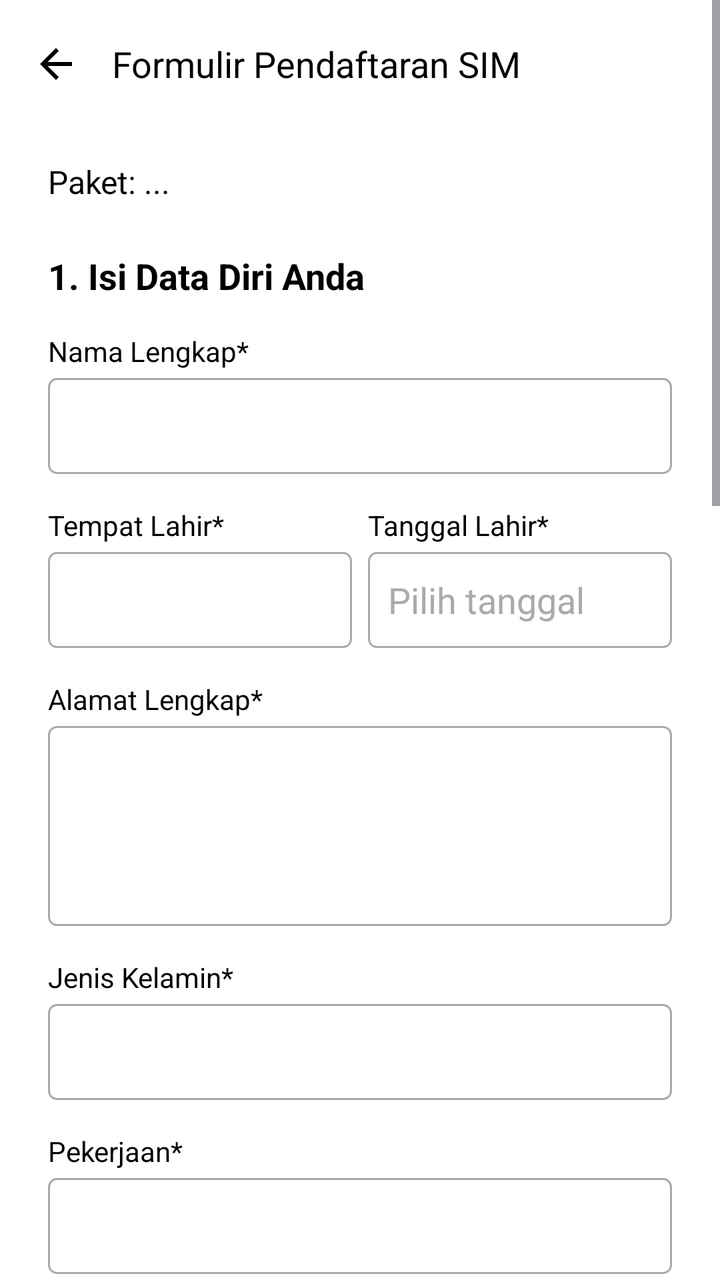
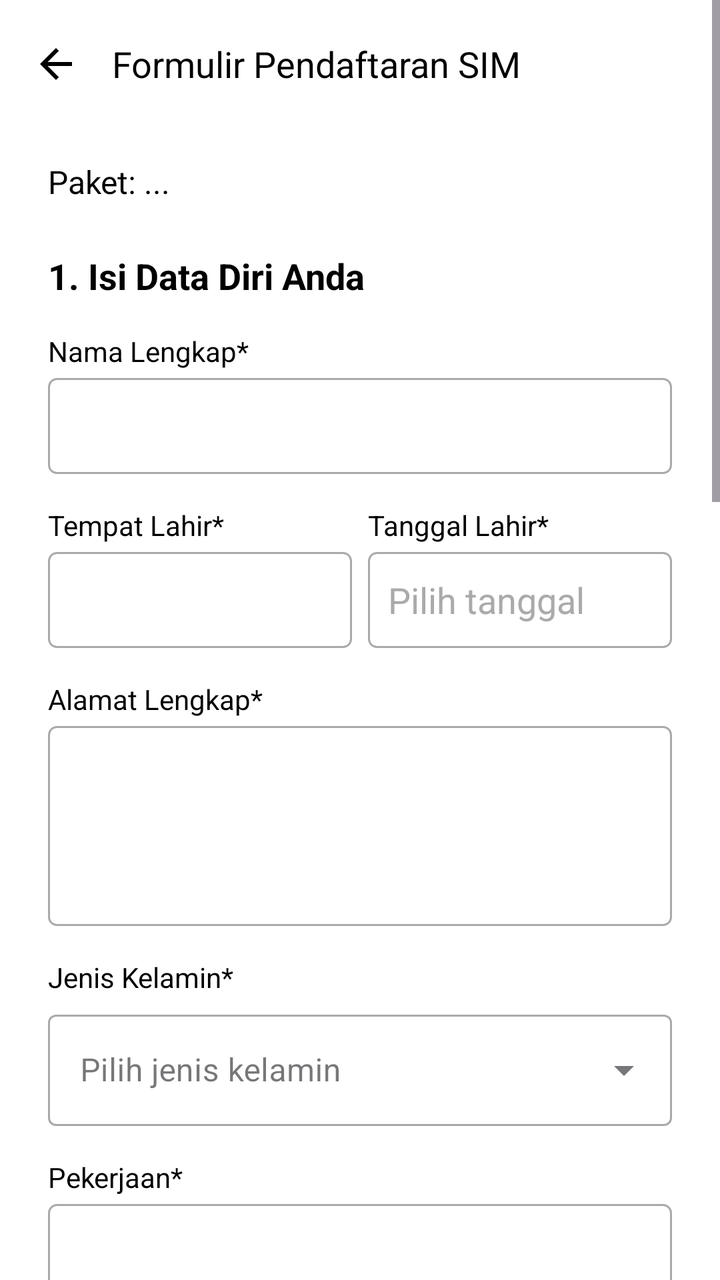

Compare the two renders of this Android layout. The source of the first and the diff that turns it into the second are given below.
<!-- AndroidManifest.xml: application theme Theme.DriveNusa -->
<!-- res/layout/activity_form_sim.xml -->
<?xml version="1.0" encoding="utf-8"?>
<ScrollView xmlns:android="http://schemas.android.com/apk/res/android"
    xmlns:app="http://schemas.android.com/apk/res-auto"
    xmlns:tools="http://schemas.android.com/tools"
    android:layout_width="match_parent"
    android:layout_height="match_parent"
    android:background="@color/white"
    tools:context=".FormSimActivity">

    <LinearLayout
        android:layout_width="match_parent"
        android:layout_height="wrap_content"
        android:orientation="vertical"
        android:paddingBottom="40dp">

        
        <RelativeLayout
            android:id="@+id/header_bar"
            android:layout_width="match_parent"
            android:layout_height="?attr/actionBarSize"
            android:padding="16dp">

            <ImageView
                android:id="@+id/btn_back"
                android:layout_width="24dp"
                android:layout_height="24dp"
                android:src="@drawable/ic_arrow_back"
                android:layout_centerVertical="true"
                app:tint="@color/black"/>

            <TextView
                android:layout_width="wrap_content"
                android:layout_height="wrap_content"
                android:layout_marginStart="40dp"
                android:text="Formulir Pendaftaran SIM"
                android:textColor="@color/black"
                android:textSize="18sp"
                android:layout_centerVertical="true"/>
        </RelativeLayout>

        
        <TextView
            android:id="@+id/tv_paket"
            android:layout_width="wrap_content"
            android:layout_height="wrap_content"
            android:text="Paket: ..."
            android:textColor="@color/black"
            android:textSize="16sp"
            android:layout_marginTop="16dp"
            android:layout_marginBottom="8dp"
            android:paddingHorizontal="24dp"/>

        <LinearLayout
            android:layout_width="match_parent"
            android:layout_height="wrap_content"
            android:orientation="vertical"
            android:paddingHorizontal="24dp"
            android:paddingVertical="16dp">

            
            <TextView
                android:layout_width="wrap_content"
                android:layout_height="wrap_content"
                android:text="1. Isi Data Diri Anda"
                android:textColor="@color/black"
                android:textSize="18sp"
                android:textStyle="bold"
                android:layout_marginBottom="16dp"/>

            
            <TextView
                android:layout_width="wrap_content"
                android:layout_height="wrap_content"
                android:text="Nama Lengkap*"
                android:textColor="@color/black"
                android:layout_marginBottom="4dp"/>

            <EditText
                android:id="@+id/et_nama_lengkap"
                android:layout_width="match_parent"
                android:layout_height="wrap_content"
                android:layout_marginBottom="16dp"
                android:background="@drawable/background_edit_text"
                android:inputType="textPersonName"
                android:minHeight="48dp"
                android:padding="10dp"
                android:textColor="@color/black"/>

            <LinearLayout
                android:layout_width="match_parent"
                android:layout_height="wrap_content"
                android:orientation="horizontal"
                android:weightSum="2"
                android:layout_marginBottom="16dp">

                
                <LinearLayout
                    android:layout_width="0dp"
                    android:layout_height="wrap_content"
                    android:layout_weight="1"
                    android:orientation="vertical">

                    <TextView
                        android:layout_width="wrap_content"
                        android:layout_height="wrap_content"
                        android:text="Tempat Lahir*"
                        android:layout_marginBottom="4dp"
                        android:textColor="@color/black"/>

                    <EditText
                        android:id="@+id/et_tempat_lahir"
                        android:layout_width="match_parent"
                        android:layout_height="48dp"
                        android:padding="10dp"
                        android:background="@drawable/background_edit_text"
                        android:inputType="text"
                        android:textColor="@color/black"/>
                </LinearLayout>


                
                <View
                    android:layout_width="8dp"
                    android:layout_height="match_parent" />


                
                <LinearLayout
                    android:layout_width="0dp"
                    android:layout_height="wrap_content"
                    android:layout_weight="1"
                    android:orientation="vertical">

                    <TextView
                        android:layout_width="wrap_content"
                        android:layout_height="wrap_content"
                        android:text="Tanggal Lahir*"
                        android:layout_marginBottom="4dp"
                        android:textColor="@color/black"/>

                    <EditText
                        android:id="@+id/et_tanggal_lahir"
                        android:layout_width="match_parent"
                        android:layout_height="48dp"
                        android:padding="10dp"
                        android:background="@drawable/background_edit_text"
                        android:focusable="false"
                        android:clickable="true"
                        android:inputType="none"
                        android:hint="Pilih tanggal"
                        android:textColorHint="@android:color/darker_gray"
                        android:textColor="@color/black"/>
                </LinearLayout>

            </LinearLayout>

            
            <TextView
                android:layout_width="wrap_content"
                android:layout_height="wrap_content"
                android:text="Alamat Lengkap*"
                android:textColor="@color/black"
                android:layout_marginBottom="4dp"/>

            <EditText
                android:id="@+id/et_alamat"
                android:layout_width="match_parent"
                android:layout_height="100dp"
                android:layout_marginBottom="16dp"
                android:background="@drawable/background_edit_text"
                android:gravity="top"
                android:inputType="textMultiLine"
                android:padding="10dp"
                android:textColor="@color/black"/>

            
            <TextView
                android:layout_width="wrap_content"
                android:layout_height="wrap_content"
                android:text="Jenis Kelamin*"
                android:textColor="@color/black"
                android:layout_marginBottom="4dp"/>

            <EditText
                android:id="@+id/et_jenis_kelamin"
                android:layout_width="match_parent"
                android:layout_height="wrap_content"
                android:layout_marginBottom="16dp"
                android:background="@drawable/background_edit_text"
                android:inputType="text"
                android:minHeight="48dp"
                android:padding="10dp"
                android:textColor="@color/black"/>

            
            <TextView
                android:layout_width="wrap_content"
                android:layout_height="wrap_content"
                android:text="Pekerjaan*"
                android:textColor="@color/black"
                android:layout_marginBottom="4dp"/>

            <EditText
                android:id="@+id/et_pekerjaan"
                android:layout_width="match_parent"
                android:layout_height="wrap_content"
                android:layout_marginBottom="24dp"
                android:background="@drawable/background_edit_text"
                android:inputType="text"
                android:minHeight="48dp"
                android:padding="10dp"
                android:textColor="@color/black"/>

            
            <TextView
                android:layout_width="wrap_content"
                android:layout_height="wrap_content"
                android:text="Pilih Mobil*"
                android:textColor="@color/black"
                android:layout_marginBottom="8dp"/>

            <RadioGroup
                android:id="@+id/rg_pilih_mobil"
                android:layout_width="match_parent"
                android:layout_height="wrap_content">

                <RadioButton
                    android:id="@+id/rb_avanza"
                    android:layout_width="wrap_content"
                    android:layout_height="wrap_content"
                    android:text="Toyota Avanza"/>

                <RadioButton
                    android:id="@+id/rb_ayla"
                    android:layout_width="wrap_content"
                    android:layout_height="wrap_content"
                    android:text="Daihatsu Ayla"/>

                <RadioButton
                    android:id="@+id/rb_calya"
                    android:layout_width="wrap_content"
                    android:layout_height="wrap_content"
                    android:text="Toyota Calya"/>

                <RadioButton
                    android:id="@+id/rb_brio"
                    android:layout_width="wrap_content"
                    android:layout_height="wrap_content"
                    android:text="Honda Brio"/>

                <RadioButton
                    android:id="@+id/rb_mobilio"
                    android:layout_width="wrap_content"
                    android:layout_height="wrap_content"
                    android:text="Honda Mobilio"/>
            </RadioGroup>

            
            <TextView
                android:id="@+id/tv_title_metode"
                android:layout_width="wrap_content"
                android:layout_height="wrap_content"
                android:text="3. Metode Pembayaran"
                android:textColor="@color/black"
                android:textSize="18sp"
                android:textStyle="bold"
                android:layout_marginTop="24dp"
                android:layout_marginBottom="16dp"/>

            <RadioGroup
                android:id="@+id/rg_metode_pembayaran"
                android:layout_width="match_parent"
                android:layout_height="wrap_content">

                <RadioButton
                    android:id="@+id/rb_transfer_bank"
                    android:layout_width="wrap_content"
                    android:layout_height="wrap_content"
                    android:text="Transfer Bank"/>

                <RadioButton
                    android:id="@+id/rb_kredit"
                    android:layout_width="wrap_content"
                    android:layout_height="wrap_content"
                    android:text="Kredit"/>

                <RadioButton
                    android:id="@+id/rb_tunai"
                    android:layout_width="wrap_content"
                    android:layout_height="wrap_content"
                    android:text="Tunai"
                    android:layout_marginBottom="24dp"/>
            </RadioGroup>

            
            <LinearLayout
                android:id="@+id/ll_opsi_kredit"
                android:layout_width="match_parent"
                android:layout_height="wrap_content"
                android:orientation="vertical"
                android:visibility="gone">

                <TextView
                    android:layout_width="wrap_content"
                    android:layout_height="wrap_content"
                    android:text="4. Kredit"
                    android:textColor="@color/black"
                    android:textSize="18sp"
                    android:textStyle="bold"
                    android:layout_marginBottom="16dp"/>

                <RadioGroup
                    android:id="@+id/rg_opsi_kredit"
                    android:layout_width="match_parent"
                    android:layout_height="wrap_content">

                    <RadioButton
                        android:id="@+id/rb_kredit_minggu"
                        android:layout_width="wrap_content"
                        android:layout_height="wrap_content"
                        android:text="Per Minggu"/>

                    <RadioButton
                        android:id="@+id/rb_kredit_bulan"
                        android:layout_width="wrap_content"
                        android:layout_height="wrap_content"
                        android:text="Per Bulan"/>

                    <RadioButton
                        android:id="@+id/rb_kredit_tahun"
                        android:layout_width="wrap_content"
                        android:layout_height="wrap_content"
                        android:text="Per Tahun"/>
                </RadioGroup>
            </LinearLayout>
            
            <TextView
                android:layout_width="wrap_content"
                android:layout_height="wrap_content"
                android:layout_marginTop="24dp"
                android:text="1. Upload Pas Photo 3x4 *"
                android:textColor="@color/black"/>

            <LinearLayout
                android:id="@+id/btnUploadPasPhoto"
                android:layout_width="match_parent"
                android:layout_height="45dp"
                android:orientation="horizontal"
                android:gravity="center_vertical"
                android:background="@drawable/upload_box">

                
                <LinearLayout
                    android:layout_width="wrap_content"
                    android:layout_height="match_parent"
                    android:background="@drawable/upload_box_inner"
                    android:orientation="horizontal"
                    android:gravity="center_vertical"
                    android:layout_marginEnd="12dp">

                    <TextView
                        android:id="@+id/txtPasPhoto"
                        android:layout_width="wrap_content"
                        android:layout_height="wrap_content"
                        android:text="pilih file"
                        android:textColor="#555"
                        android:textSize="14sp"/>
                </LinearLayout>

            </LinearLayout>

            
            <TextView
                android:layout_width="wrap_content"
                android:layout_height="wrap_content"
                android:layout_marginTop="20dp"
                android:text="2. Upload KTP *"
                android:textColor="@color/black"/>

            <LinearLayout
                android:id="@+id/btnUploadKtp"
                android:layout_width="match_parent"
                android:layout_height="45dp"
                android:orientation="horizontal"
                android:gravity="center_vertical"
                android:background="@drawable/upload_box">

                
                <LinearLayout
                    android:layout_width="wrap_content"
                    android:layout_height="match_parent"
                    android:background="@drawable/upload_box_inner"
                    android:orientation="horizontal"
                    android:gravity="center_vertical"
                    android:layout_marginEnd="12dp">

                    <TextView
                        android:id="@+id/txtKtpName"
                        android:layout_width="wrap_content"
                        android:layout_height="wrap_content"
                        android:text="pilih file"
                        android:textColor="#333"
                        android:textSize="15sp"/>
                </LinearLayout>

            </LinearLayout>

            
            <TextView
                android:id="@+id/tv_kir_info"
                android:layout_width="match_parent"
                android:layout_height="wrap_content"
                android:layout_marginTop="20dp"
                android:text="3. KIR Kesehatan + Psikologi (tanggungan siswa)"
                android:textColor="@color/black"
                android:textSize="14sp" />

                
                <TextView
                    android:layout_width="wrap_content"
                    android:layout_height="wrap_content"
                    android:text="5. Konfirmasi dan Review"
                    android:textColor="@color/black"
                    android:textSize="18sp"
                    android:textStyle="bold"
                    android:layout_marginTop="24dp"
                    android:layout_marginBottom="16dp"/>

                <CheckBox
                    android:id="@+id/cb_konfirmasi"
                    android:layout_width="wrap_content"
                    android:layout_height="wrap_content"
                    android:text="Pastikan data diri anda sudah terisi dengan benar"
                    android:textColor="@color/black"
                    android:layout_marginBottom="32dp"/>

            <LinearLayout
                android:orientation="horizontal"
                android:gravity="center"
                android:layout_width="match_parent"
                android:layout_height="wrap_content">

                <ProgressBar
                    android:id="@+id/progressBar"
                    android:layout_width="28dp"
                    android:layout_height="28dp"
                    android:visibility="gone"
                    android:indeterminate="true" />

                <Button
                    android:id="@+id/btnSimpan"
                    android:layout_width="match_parent"
                    android:layout_height="48dp"
                    android:layout_marginStart="12dp"
                    android:text="Simpan" />
            </LinearLayout>

        </LinearLayout>

    </LinearLayout>

</ScrollView>
<!-- resources referenced by this layout -->
<resources>
  <color name="black">#FF000000</color>
  <color name="white">#FFFFFFFF</color>
  <!-- drawable background_edit_text (drawable) -->
  <?xml version="1.0" encoding="utf-8"?>
  <shape xmlns:android="http://schemas.android.com/apk/res/android"
      android:shape="rectangle">
      <solid android:color="@android:color/white"/>
      <stroke android:width="1dp" android:color="@android:color/darker_gray"/>
      <corners android:radius="4dp"/>
  </shape>
  <!-- drawable ic_arrow_back (drawable) -->
  <vector xmlns:android="http://schemas.android.com/apk/res/android"
      android:width="24dp"
      android:height="24dp"
      android:viewportWidth="24"
      android:viewportHeight="24">
      <path
          android:fillColor="#000000"
          android:pathData="M20,11H7.83l5.59,-5.59L12,4l-8,8 8,8 1.41,-1.41L7.83,13H20v-2z"/>
  </vector>
  <!-- drawable upload_box (drawable) -->
  <?xml version="1.0" encoding="utf-8"?>
  <shape xmlns:android="http://schemas.android.com/apk/res/android"
      android:shape="rectangle">
  
      <solid android:color="@android:color/white"/>
      <corners android:radius="12dp"/>
      <stroke android:width="1dp" android:color="#BDBDBD"/>
  
      
      <padding
          android:left="0dp"
          android:top="0dp"
          android:right="0dp"
          android:bottom="0dp"/>
  </shape>
  <!-- drawable upload_box_inner (drawable) -->
  <?xml version="1.0" encoding="utf-8"?>
  <shape xmlns:android="http://schemas.android.com/apk/res/android"
      android:shape="rectangle">
  
      <solid android:color="#E8E8E8"/>
      <corners android:radius="8dp"/>
      <stroke android:width="1dp" android:color="#C0C0C0"/>
  
      <padding
          android:left="12dp"
          android:top="0dp"
          android:right="12dp"
          android:bottom="0dp"/>
  </shape>
  <style name="Theme.DriveNusa" parent="Base.Theme.Drivenusa" />
  <style name="Base.Theme.Drivenusa" parent="Theme.Material3.DayNight.NoActionBar">
          
          
      </style>
</resources>

<!-- the commit's change to res/layout/activity_form_sim.xml (unified diff, before → after) -->
@@ -173,7 +173,6 @@
                 android:padding="10dp"
                 android:textColor="@color/black"/>
 
-            
             <TextView
                 android:layout_width="wrap_content"
                 android:layout_height="wrap_content"
@@ -181,16 +180,20 @@
                 android:textColor="@color/black"
                 android:layout_marginBottom="4dp"/>
 
-            <EditText
-                android:id="@+id/et_jenis_kelamin"
+            <com.google.android.material.textfield.TextInputLayout
                 android:layout_width="match_parent"
                 android:layout_height="wrap_content"
                 android:layout_marginBottom="16dp"
-                android:background="@drawable/background_edit_text"
-                android:inputType="text"
-                android:minHeight="48dp"
-                android:padding="10dp"
-                android:textColor="@color/black"/>
+                style="@style/Widget.MaterialComponents.TextInputLayout.OutlinedBox.ExposedDropdownMenu">
+
+                <AutoCompleteTextView
+                    android:id="@+id/et_jenis_kelamin"
+                    android:layout_width="match_parent"
+                    android:layout_height="wrap_content"
+                    android:hint="Pilih jenis kelamin"
+                    android:inputType="none"
+                    android:textColor="@color/black"/>
+            </com.google.android.material.textfield.TextInputLayout>
 
             
             <TextView
@@ -346,27 +349,37 @@
                 android:layout_width="match_parent"
                 android:layout_height="45dp"
                 android:orientation="horizontal"
-                android:gravity="center_vertical"
                 android:background="@drawable/upload_box">
 
                 
                 <LinearLayout
-                    android:layout_width="wrap_content"
+                    android:layout_width="90dp"
                     android:layout_height="match_parent"
                     android:background="@drawable/upload_box_inner"
-                    android:orientation="horizontal"
-                    android:gravity="center_vertical"
-                    android:layout_marginEnd="12dp">
+                    android:gravity="center">
 
                     <TextView
-                        android:id="@+id/txtPasPhoto"
-                        android:layout_width="wrap_content"
-                        android:layout_height="wrap_content"
-                        android:text="pilih file"
+                        android:layout_width="80dp"
+                        android:layout_height="wrap_content"
+                        android:gravity="center"
+                        android:text="Pilih file"
                         android:textColor="#555"
                         android:textSize="14sp"/>
                 </LinearLayout>
 
+                
+                <TextView
+                    android:id="@+id/txtPasPhoto"
+                    android:layout_width="0dp"
+                    android:layout_height="match_parent"
+                    android:layout_weight="1"
+                    android:gravity="center_vertical"
+                    android:paddingStart="12dp"
+                    android:paddingEnd="12dp"
+                    android:text="Belum ada file dipilih"
+                    android:textColor="@color/black"
+                    android:singleLine="true"
+                    android:ellipsize="end"/>
             </LinearLayout>
 
             
@@ -382,26 +395,35 @@
                 android:layout_width="match_parent"
                 android:layout_height="45dp"
                 android:orientation="horizontal"
-                android:gravity="center_vertical"
                 android:background="@drawable/upload_box">
 
                 
                 <LinearLayout
-                    android:layout_width="wrap_content"
+                    android:layout_width="90dp"
                     android:layout_height="match_parent"
                     android:background="@drawable/upload_box_inner"
-                    android:orientation="horizontal"
+                    android:gravity="center">
+
+                    <TextView
+                        android:layout_width="80dp"
+                        android:layout_height="wrap_content"
+                        android:gravity="center"
+                        android:text="Pilih file"
+                        android:textColor="#555"
+                        android:textSize="14sp"/>
+                </LinearLayout>
+                <TextView
+                    android:id="@+id/txtKtpName"
+                    android:layout_width="0dp"
+                    android:layout_height="match_parent"
+                    android:layout_weight="1"
                     android:gravity="center_vertical"
-                    android:layout_marginEnd="12dp">
-
-                    <TextView
-                        android:id="@+id/txtKtpName"
-                        android:layout_width="wrap_content"
-                        android:layout_height="wrap_content"
-                        android:text="pilih file"
-                        android:textColor="#333"
-                        android:textSize="15sp"/>
-                </LinearLayout>
+                    android:paddingStart="12dp"
+                    android:paddingEnd="12dp"
+                    android:text="Belum ada file dipilih"
+                    android:textColor="@color/black"
+                    android:singleLine="true"
+                    android:ellipsize="end"/>
 
             </LinearLayout>
 
